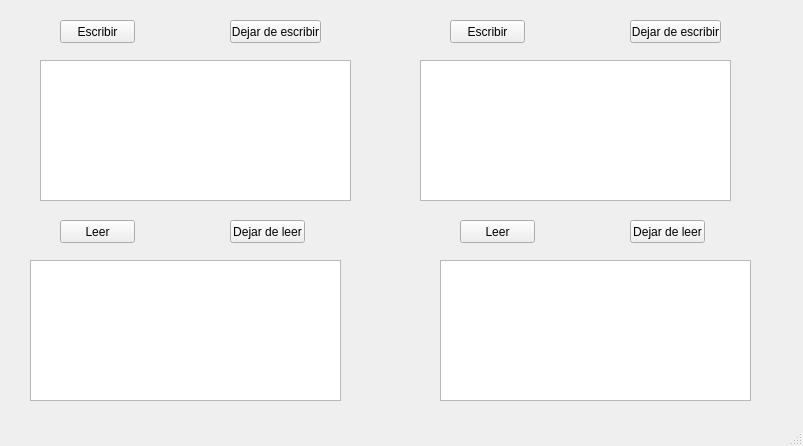
Old version of the form prueba.ui in the repository diegoivan1987/practicasSSO.
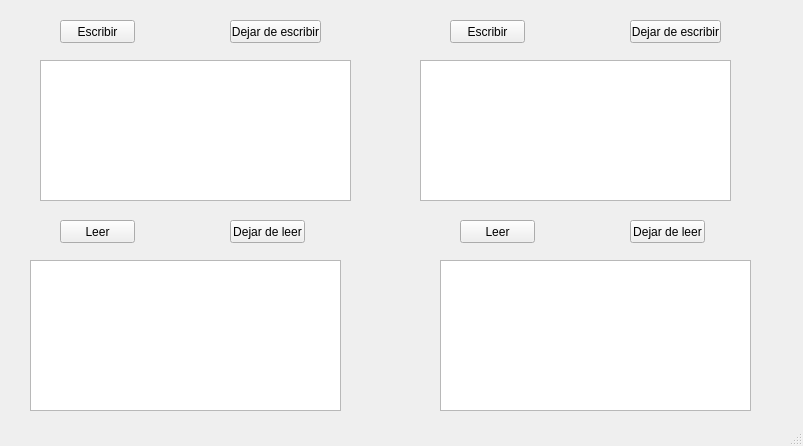
New version of the form.

Commit message: se terminaron los lectores, avances de los escritores a medias

```diff
--- a/prueba.ui
+++ b/prueba.ui
@@ -40,7 +40,7 @@
       <x>30</x>
       <y>260</y>
       <width>311</width>
-      <height>141</height>
+      <height>151</height>
      </rect>
     </property>
    </widget>
@@ -50,7 +50,7 @@
       <x>440</x>
       <y>260</y>
       <width>311</width>
-      <height>141</height>
+      <height>151</height>
      </rect>
     </property>
    </widget>
```
The commit also changes 1 other file.
